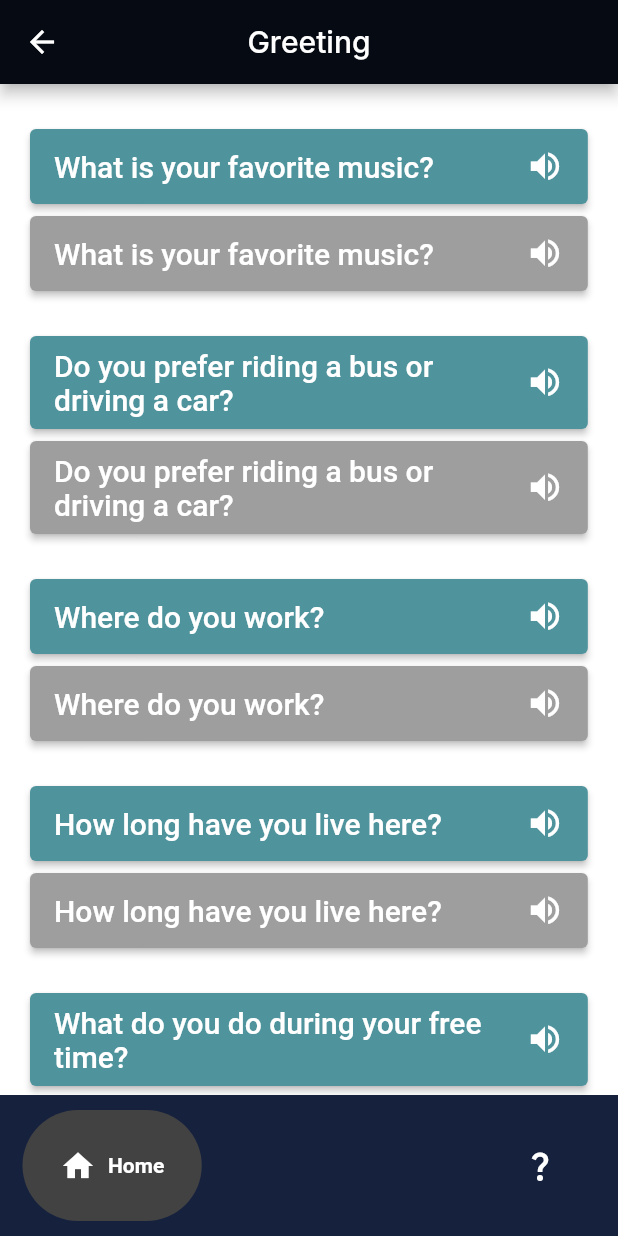
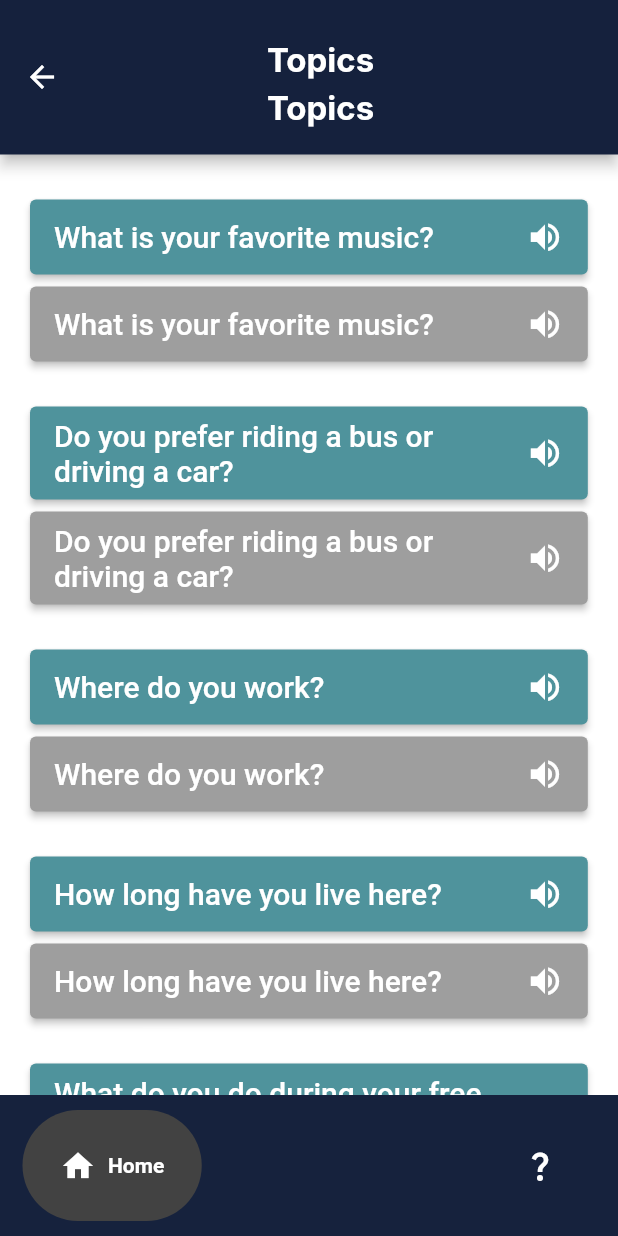
Before and after one commit to Nicolep02/starters, a Flutter app: the Topics screen opened directly, on a phone screen of 412 x 824 dp. Run offline on Flutter 3.47's test engine with Material 2 defaults, Android fonts, the phone set to English and light mode, and no system bars; drawn by our look-alikes of google_nav_bar; generated files the repository leaves out were written again; Roboto replaces fonts that are missing (Inter).

Commit message:
fixed error in concerMain, updated conversational subtopics appbar

```diff
--- a/lib/conversational_pages/converMain.dart
+++ b/lib/conversational_pages/converMain.dart
@@ -148,7 +148,7 @@ class _ConverState extends State<Conver> {
                       icon: Image.asset('assets/intro.png',
                       ),
                       onPressed: (){
-                        Navigator.of(context).push(MaterialPageRoute(builder: (context) => Greeting()));
+                        Navigator.of(context).push(MaterialPageRoute(builder: (context) => Introduction()));
                       },
                     ),
                   ),
@@ -199,7 +199,7 @@ class _ConverState extends State<Conver> {
                       icon: Image.asset('assets/likedislike.png',
                       ),
                       onPressed: (){
-                        Navigator.of(context).push(MaterialPageRoute(builder: (context) => Greeting()));
+                        Navigator.of(context).push(MaterialPageRoute(builder: (context) => LikesDislikes()));
                       },
                     ),
                   ),
@@ -248,7 +248,7 @@ class _ConverState extends State<Conver> {
                       icon: Image.asset('assets/topic.png',
                       ),
                       onPressed: (){
-                        Navigator.of(context).push(MaterialPageRoute(builder: (context) => Greeting()));
+                        Navigator.of(context).push(MaterialPageRoute(builder: (context) => Topics()));
                       },
                     ),
                   ),
--- a/lib/conversational_pages/varioustopics.dart
+++ b/lib/conversational_pages/varioustopics.dart
@@ -15,17 +15,35 @@ class _TopicsState extends State<Topics> {
   @override
   Widget build(BuildContext context) {
     double c_width = MediaQuery.of(context).size.width*0.74;
+    double appbar_limit = MediaQuery.of(context).size.width*0.7;
     return Scaffold(
-      backgroundColor: Colors.white,
-      appBar: AppBar(
-        backgroundColor: nightSky,
-        title: Text(AppLocalizations.of(context)!.greetingTitle,
-          style: TextStyle(
-              fontFamily: 'Inter'
+        backgroundColor: Colors.white,
+        appBar: AppBar(
+          toolbarHeight: appbar_height,
+          title: Container(
+            padding: EdgeInsets.fromLTRB(0, 10, 5, 0),
+            width: appbar_limit,
+            child: Column(
+              children: [
+                Text(AppLocalizations.of(context)!.topicsTitle,
+                  style: TextStyle(
+                    fontFamily: 'Inter',
+                    fontSize: 22,
+                    fontWeight: FontWeight.bold,
+                  ),
+                ),
+                SizedBox(height:5),
+                Text('Topics',
+                  style: TextStyle(
+                    fontFamily: 'Inter',
+                    fontSize: 22,
+                    fontWeight: FontWeight.bold,
+                  ),),
+              ],
+            ),
           ),
+          backgroundColor: Color.fromRGBO(21, 33, 61, 1.0),
         ),
-        centerTitle: true,
-      ),
 
       body: SingleChildScrollView(
         child: Column(
```
Also changed, not shown: lib/conversational_pages/greeting.dart (+24 -7 lines), lib/conversational_pages/introduction.dart (+23 -5 lines), lib/conversational_pages/likesdislikes.dart (+23 -5 lines).
